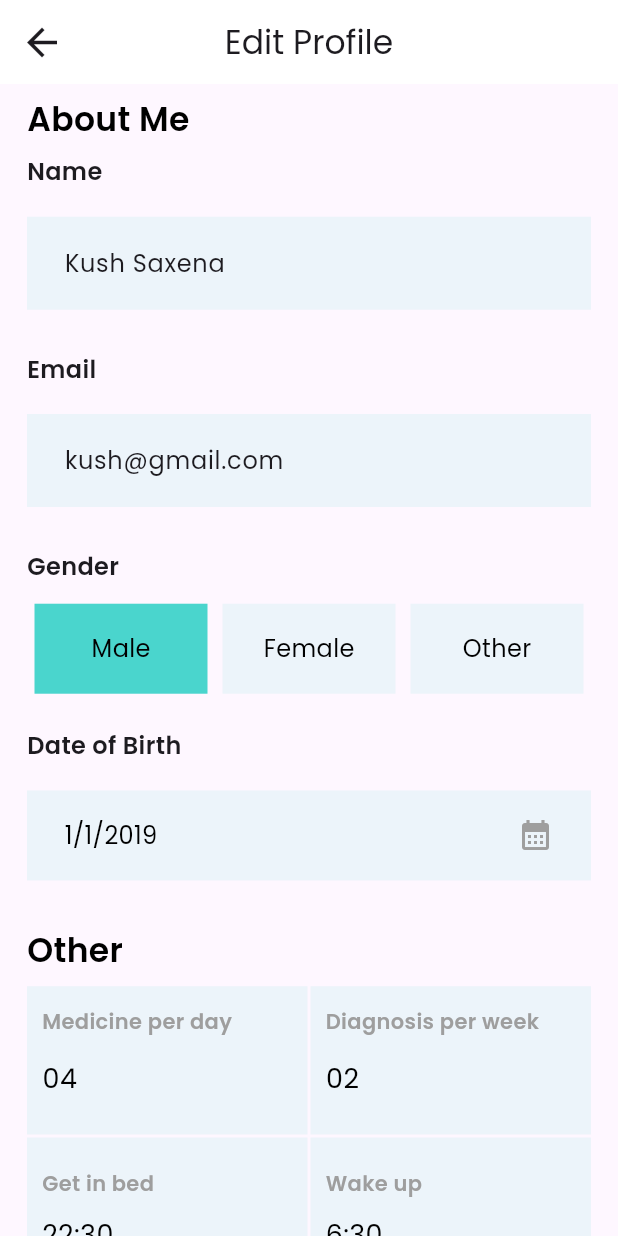
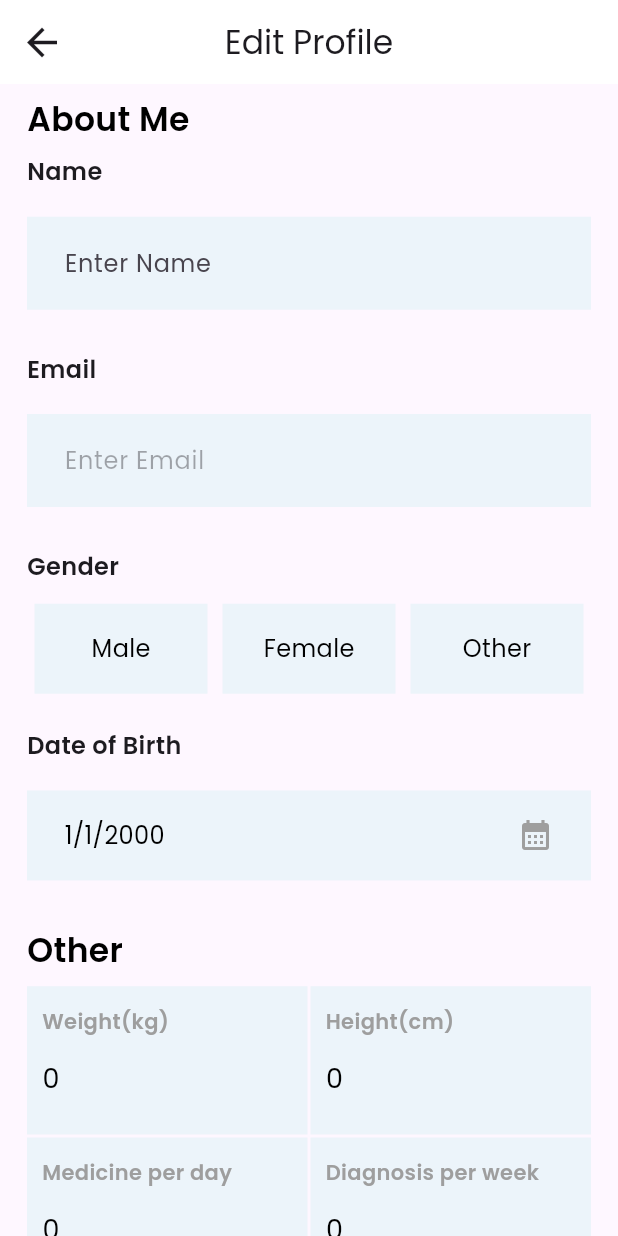
Before and after one commit to Kushagr789/DermAid, a Flutter app: the EditProfile screen opened directly, on a phone screen of 412 x 824 dp. Run offline on Flutter 3.47's test engine with Material 3 defaults, Android fonts, the phone set to English and light mode, and no system bars; our stand-ins replace camera, carousel_slider, cloud_firestore, dots_indicator, easy_date_timeline, firebase_auth and 8 more; missing offline and left inert: dart:ffi; accounts and stored records are empty; network calls fail.

Commit message:
Firebase Database connected with create, read and update featurs

```diff
--- a/lib/Data/Const.dart
+++ b/lib/Data/Const.dart
@@ -93,28 +93,30 @@ final List<Map<String,dynamic>> feature=[
 }
 
 class UserProfileData{
-  List<String> aboutOpt=[
+  static String name="";
+  static String email="";
+  static List<String> aboutOpt=[
     "Gender",
     "Date Of Birth",
     "Height(cm)",
     "Weight(kg)"
   ];
-  List<String> aboutVal=[
-    "Male",
-    "21/09/2022",
-    "180",
-    "62"
-  ];
-  List<String> otherOpt=[
+  static Map<int,dynamic> aboutVal= {
+    0:"none",
+    1:"01/01/2000",
+    2:0,
+    3:0
+  };
+  static List<String> otherOpt=[
     "Medicine per day",
     "Diagnosis per week",
     "Get in bed",
     "Wake Up"
   ];
-  List<String> otherVal=[
-    "4",
-    "2",
-    "10:00 pm",
-    "06:00 am"
-  ];
+  static Map<int,dynamic> otherVal={
+    0:0,
+    1:0,
+    2:"10:00 pm",
+    3:"06:00 am"
+  };
 }
--- a/lib/Screens/Dashboard.dart
+++ b/lib/Screens/Dashboard.dart
@@ -131,7 +131,7 @@ class _DashboardState extends State<Dashboard> {
               decoration: BoxDecoration(
                   color: Color.fromRGBO(19, 35, 70, 1)
               ),
-              height: size.height*2,
+              height: size.height*1.1,
               width: double.infinity,
               child: Container(
                 width: double.infinity,
@@ -169,7 +169,7 @@ class _DashboardState extends State<Dashboard> {
                     ),
                     Container(
                       width: double.infinity,
-                      height: size.height,
+                      height: size.height*0.6,
                       padding: EdgeInsets.symmetric(horizontal: 10),
                       child: GridView.builder(
                         physics: NeverScrollableScrollPhysics(),
--- a/lib/Screens/EditProfile.dart
+++ b/lib/Screens/EditProfile.dart
@@ -1,4 +1,9 @@
+import 'package:derm_aid/Data/Const.dart';
+import 'package:derm_aid/Screens/UserProfile.dart';
+import 'package:derm_aid/Services/Database.dart';
 import 'package:flutter/material.dart';
+
+import 'Dashboard.dart';
 
 class EditProfile extends StatefulWidget {
   const EditProfile({super.key});
@@ -12,6 +17,8 @@ class _EditProfileState extends State<EditProfile> {
   final TextEditingController _emailController = TextEditingController();
   final TextEditingController _mpdController = TextEditingController();
   final TextEditingController _dpwController = TextEditingController();
+  final TextEditingController _heightController = TextEditingController();
+  final TextEditingController _weightController = TextEditingController();
 
   DateTime birthDate=DateTime.utc(2019,01,01);
   TimeOfDay gib=TimeOfDay(hour: 22, minute: 30);
@@ -20,49 +27,32 @@ class _EditProfileState extends State<EditProfile> {
   final _formKey=GlobalKey<FormState>();
   var selectGen=0;
 
-  Future<void> _selectDate(BuildContext context) async {
-    final DateTime? picked = await showDatePicker(
-        context: context,
-        initialDate: birthDate,
-        firstDate: DateTime(1950),
-        lastDate: DateTime(2020));
-    if (picked != null && picked != birthDate) {
-      setState(() {
-        birthDate = picked;
-      });
-    }
-  }
 
-  Future<void> _selectTimeG(BuildContext context) async {
-    final TimeOfDay? picked_s = await showTimePicker(
-        context: context,
-        initialTime: gib,
-    );
-    if(picked_s!=null&&picked_s!=gib){
-      setState(() {
-        gib=picked_s;
-      });
-    }
-  }
-  Future<void> _selectTimeW(BuildContext context) async {
-    final TimeOfDay? picked_s = await showTimePicker(
-      context: context,
-      initialTime: wu,
-    );
-    if(picked_s!=null&&picked_s!=wu){
-      setState(() {
-        wu=picked_s;
-      });
-    }
-  }
 @override
   void initState() {
     // TODO: implement initState
     super.initState();
-    _nameController.text="Kush Saxena";
-    _emailController.text="kush@gmail.com";
-    _dpwController.text="02";
-    _mpdController.text="04";
+    String dob=UserProfileData.aboutVal[1];
+    List<String> date = dob.split('/');
+    int day = int.parse(date[0]);
+    int month = int.parse(date[1]);
+    int year = int.parse(date[2]);
+    birthDate = DateTime(year, month, day);
+
+    _nameController.text=UserProfileData.name;
+    _emailController.text=UserProfileData.email;
+    _dpwController.text=UserProfileData.otherVal[1].toString();
+    _mpdController.text=UserProfileData.otherVal[0].toString();
+    _heightController.text=UserProfileData.aboutVal[2].toString();
+    _weightController.text=UserProfileData.aboutVal[3].toString();
+    if(UserProfileData.aboutVal[0]=="Male")
+      selectGen=0;
+    else if(UserProfileData.aboutVal[0]=="Female")
+      selectGen=1;
+    else if(UserProfileData.aboutVal[0]=="Other")
+      selectGen=2;
+    else
+      selectGen=3;
   }
 
   @override
@@ -125,6 +115,7 @@ class _EditProfileState extends State<EditProfile> {
                   margin: EdgeInsets.symmetric(vertical: 10,),
                   padding: EdgeInsets.symmetric(vertical: 7,horizontal: 25),
                   child: TextFormField(
+                    enabled: false,
                     controller: _emailController,
                     keyboardType: TextInputType.emailAddress,
                     decoration: const InputDecoration(
@@ -178,8 +169,21 @@ class _EditProfileState extends State<EditProfile> {
                 OtherEdit(size),
                 SizedBox(height: 5,),
                 InkWell(
-                  onTap: (){
-                    Navigator.pop(context);
+                  onTap: () async{
+                    print("A");
+                    await Database().update(
+                      _nameController.text.trim(),
+                      _emailController.text.trim(),
+                      (selectGen==0)?"Male":(selectGen==1)?"Female":(selectGen==2)?"Other":"none",
+                      "${birthDate.day}/${birthDate.month}/${birthDate.year}",
+                      int.parse(_heightController.text.trim()),
+                      int.parse(_weightController.text.trim()),
+                      int.parse(_mpdController.text.trim()),
+                      int.parse(_dpwController.text.trim())
+                    );
+                    print("B");
+                    await Database().read(_emailController.text.trim());
+                    Navigator.pushReplacement(context, MaterialPageRoute(builder: (context)=>Dashboard()));
                   },
                   child: Container(
                     width: double.infinity,
@@ -208,6 +212,40 @@ class _EditProfileState extends State<EditProfile> {
     );
   }
 
+  Future<void> _selectDate(BuildContext context) async {
+    final DateTime? picked = await showDatePicker(
+        context: context,
+        initialDate: birthDate,
+        firstDate: DateTime(1950),
+        lastDate: DateTime(2020));
+    if (picked != null && picked != birthDate) {
+      setState(() {
+        birthDate = picked;
+      });
+    }
+  }
+  Future<void> _selectTimeG(BuildContext context) async {
+    final TimeOfDay? picked_s = await showTimePicker(
+      context: context,
+      initialTime: gib,
+    );
+    if(picked_s!=null&&picked_s!=gib){
+      setState(() {
+        gib=picked_s;
+      });
+    }
+  }
+  Future<void> _selectTimeW(BuildContext context) async {
+    final TimeOfDay? picked_s = await showTimePicker(
+      context: context,
+      initialTime: wu,
+    );
+    if(picked_s!=null&&picked_s!=wu){
+      setState(() {
+        wu=picked_s;
+      });
+    }
+  }
   GenderSelect() {
     return Row(
       children: [
@@ -284,6 +322,56 @@ class _EditProfileState extends State<EditProfile> {
             mainAxisExtent: size.height*0.12
         ),
         children: [
+          Container(
+            padding: EdgeInsets.symmetric(horizontal: 10,vertical: 10),
+            height: size.height*0.12,
+            decoration: BoxDecoration(
+                color: Color.fromRGBO(74, 213, 205, 0.1)
+            ),
+            child: Column(
+              mainAxisAlignment: MainAxisAlignment.spaceEvenly,
+              crossAxisAlignment: CrossAxisAlignment.start,
+              children: [
+                Text("Weight(kg)",
+                  style: TextStyle(color: Colors.grey,fontSize: 14,fontWeight: FontWeight.w600),
+                ),
+                TextField(
+                  controller: _weightController,
+                  style: TextStyle(color: Colors.black,fontSize: 18,),
+                  keyboardType: TextInputType.number,
+                  decoration: const InputDecoration(
+                      border: InputBorder.none,
+                      hintText: "00"
+                  ),
+                )
+              ],
+            ),
+          ),
+          Container(
+            padding: EdgeInsets.symmetric(horizontal: 10,vertical: 10),
+            height: size.height*0.12,
+            decoration: BoxDecoration(
+                color: Color.fromRGBO(74, 213, 205, 0.1)
+            ),
+            child: Column(
+              mainAxisAlignment: MainAxisAlignment.spaceEvenly,
+              crossAxisAlignment: CrossAxisAlignment.start,
+              children: [
+                Text("Height(cm)",
+                  style: TextStyle(color: Colors.grey,fontSize: 14,fontWeight: FontWeight.w600),
+                ),
+                TextField(
+                  controller: _heightController,
+                  style: TextStyle(color: Colors.black,fontSize: 18,),
+                  keyboardType: TextInputType.number,
+                  decoration: const InputDecoration(
+                      border: InputBorder.none,
+                      hintText: "00"
+                  ),
+                )
+              ],
+            ),
+          ),
           Container(
             padding: EdgeInsets.symmetric(horizontal: 10,vertical: 10),
             height: size.height*0.12,
@@ -382,4 +470,12 @@ class _EditProfileState extends State<EditProfile> {
       ),
     );
   }
+
+  void edit() {
+    UserProfileData.name=_nameController.text.trim();
+    UserProfileData.email=_emailController.text.trim();
+    UserProfileData.aboutVal[0]=(selectGen==0)?"Male":(selectGen==1)?"Female":(selectGen==2)?"Other":"none";
+    UserProfileData.aboutVal[1]=birthDate.day.toString()+"/"+birthDate.month.toString()+"/"+birthDate.year.toString();
+
+  }
 }
--- a/lib/Screens/LogIn.dart
+++ b/lib/Screens/LogIn.dart
@@ -1,5 +1,6 @@
 import 'package:derm_aid/Screens/Dashboard.dart';
 import 'package:derm_aid/Screens/Register.dart';
+import 'package:derm_aid/Services/Database.dart';
 import 'package:derm_aid/Services/auth.dart';
 import 'package:derm_aid/Services/shared_preference.dart';
 import 'package:firebase_auth/firebase_auth.dart';
@@ -134,6 +135,7 @@ class _LogInState extends State<LogIn> {
                                   final message=await AuthServices().login(email: emailCont.text, password: passCont.text);
                                   if (message!.contains('Success')) {
                                     Login_shared_preference().loginUser(userId: await FirebaseAuth.instance.currentUser?.uid.toString());
+                                    await Database().read(emailCont.text.trim());
                                     Navigator.of(context).pushReplacement(
                                       MaterialPageRoute(
                                         builder: (context) => const Dashboard(),
--- a/lib/Screens/Register.dart
+++ b/lib/Screens/Register.dart
@@ -1,5 +1,6 @@
 import 'package:derm_aid/Screens/Dashboard.dart';
 import 'package:derm_aid/Screens/LogIn.dart';
+import 'package:derm_aid/Services/Database.dart';
 import 'package:derm_aid/Services/auth.dart';
 import 'package:flutter/material.dart';
 
@@ -158,10 +159,10 @@ class _RegisterState extends State<Register> {
                               final message=await AuthServices().registration(email: emailCont.text, password: passCont.text);
                               if (message!.contains('Success')) {
                                 print("success");
+                                await Database().create(emailCont.text, nameCont.text);
                                 Navigator.of(context).pushReplacement(
                                     MaterialPageRoute(builder: (context) => const LogIn()));
                               }
-                              print("unsuccesful");
                               ScaffoldMessenger.of(context).showSnackBar(
                                 SnackBar(content: Text(message)),
                               );
--- a/lib/Screens/UserProfile.dart
+++ b/lib/Screens/UserProfile.dart
@@ -1,5 +1,6 @@
 import 'package:derm_aid/Data/Const.dart';
 import 'package:derm_aid/Screens/EditProfile.dart';
+import 'package:derm_aid/Services/Database.dart';
 import 'package:derm_aid/Widgets/UserProfile_Widget.dart';
 import 'package:flutter/material.dart';
 
@@ -11,6 +12,13 @@ class UserProfile extends StatefulWidget {
 }
 
 class _UserProfileState extends State<UserProfile> {
+  @override
+  void initState() {
+    // TODO: implement initState
+    super.initState();
+
+
+  }
   @override
   Widget build(BuildContext context) {
     final size=MediaQuery.of(context).size;
@@ -68,20 +76,22 @@ class _UserProfileState extends State<UserProfile> {
                     backgroundImage: AssetImage('assets/images/download (7).jpg',),
                     radius: 50,
                   ),
-                  Text('Kush Saxena',style: TextStyle(fontSize: 20,fontWeight: FontWeight.w600),),
-                  Text('kush@gmail.com',style: TextStyle(fontSize: 16,fontWeight: FontWeight.w500,color: Colors.blueGrey))
+                  Text(UserProfileData.name,style: TextStyle(fontSize: 20,fontWeight: FontWeight.w600),),
+                  Text(UserProfileData.email,style: TextStyle(fontSize: 16,fontWeight: FontWeight.w500,color: Colors.blueGrey))
                 ],
               )
             ),
             Text("About Me",style: TextStyle(color: Colors.black,fontWeight: FontWeight.w600,fontSize: 22),),
-            UserProfileWidget(opt: UserProfileData().aboutOpt, val: UserProfileData().aboutVal),
+            UserProfileWidget(opt: UserProfileData.aboutOpt, val: UserProfileData.aboutVal),
             SizedBox(height: 10,),
             Text("Other",style: TextStyle(color: Colors.black,fontWeight: FontWeight.w600,fontSize: 22),),
-            UserProfileWidget(opt: UserProfileData().otherOpt, val: UserProfileData().otherVal)
+            UserProfileWidget(opt: UserProfileData.otherOpt, val: UserProfileData.otherVal)
 
           ],
         ),
       ),
     );
   }
+
+
 }
--- /dev/null
+++ b/lib/Services/Database.dart
@@ -0,0 +1,58 @@
+import 'package:cloud_firestore/cloud_firestore.dart';
+import 'package:derm_aid/Data/Const.dart';
+import 'package:firebase_auth/firebase_auth.dart';
+
+class Database{
+  Future create(String email,String name)async{
+
+    final doc=FirebaseFirestore.instance.collection('Patient').doc(email);
+    return await doc.set({
+      'name': name,
+      'email':email,
+      'dob':"01/01/2000",
+      'dpw': 0,
+      'gender': "none",
+      'height': 0,
+      'weight': 0,
+      'mpd': 0,
+    });
+  }
+
+  Future read(String email) async{
+    final doc=FirebaseFirestore.instance.collection('Patient').doc(email);
+    final snapshot=await doc.get();
+    if(snapshot.exists){
+      UserProfileData.name=snapshot['name'];
+      UserProfileData.email=snapshot['email'];
+      UserProfileData.aboutVal.addAll({
+        0:snapshot['gender'],
+        1:snapshot['dob'],
+        2:snapshot['height'],
+        3:snapshot['weight'],
+      });
+      UserProfileData.otherVal.addAll({
+        0:snapshot['mpd'],
+        1:snapshot['dpw'],
+        2:"10:00 pm",
+        3:"06:00 am"
+      });
+      print(snapshot);
+    }
+  }
+  Future update(String name, String email,String gender, String dob, int height, int weight, int mpd, int dpw,) async{
+    print("x");
+    FirebaseFirestore.instance.collection('Patient').doc(email).set({
+      'name':name,
+      'email':email,
+      'gender':gender,
+      'dob':dob,
+      'height':height,
+      'weight':weight,
+      'mpd':mpd,
+      'dpw':dpw,
+    });
+    print("done");
+  }
+
+
+}
--- a/lib/Services/Database/Constant.dart
+++ /dev/null
@@ -1,4 +0,0 @@
-
-
-const MONGO_URL="mongodb+srv://saxenakush789:Kush2102@dermaid.uzrriio.mongodb.net/?retryWrites=true&w=majority";
-const COLLECTION_NAME="Patients";
--- a/lib/Services/auth.dart
+++ b/lib/Services/auth.dart
@@ -1,3 +1,4 @@
+import 'package:derm_aid/Data/Const.dart';
 import 'package:firebase_auth/firebase_auth.dart';
 
 class AuthServices{
--- a/lib/Widgets/Drawer.dart
+++ b/lib/Widgets/Drawer.dart
@@ -1,3 +1,4 @@
+import 'package:derm_aid/Data/Const.dart';
 import 'package:derm_aid/Screens/UserProfile.dart';
 import 'package:flutter/material.dart';
 
@@ -27,6 +28,7 @@ class _DrawerWidgetState extends State<DrawerWidget> {
             child: InkWell(
               onTap: (){
                 Navigator.push(context, MaterialPageRoute(builder: (context)=>UserProfile()));
+
               },
               child: Container(
                 width: double.infinity,
@@ -40,8 +42,8 @@ class _DrawerWidgetState extends State<DrawerWidget> {
                       backgroundColor: Colors.white,
                       backgroundImage: AssetImage('assets/images/download (7).jpg',),
                     ),
-                    Text('Kush Saxena',style: TextStyle(color: Colors.white,fontSize: 24,fontWeight: FontWeight.w600),),
-                    Text('kush@gmail.com',style: TextStyle(color: Colors.white,fontSize: 16,fontWeight: FontWeight.w500,))
+                    Text(UserProfileData.name,style: TextStyle(color: Colors.white,fontSize: 24,fontWeight: FontWeight.w600),),
+                    Text(UserProfileData.email,style: TextStyle(color: Colors.white,fontSize: 16,fontWeight: FontWeight.w500,))
                   ],
                 ),
               ),
--- a/pubspec.yaml
+++ b/pubspec.yaml
@@ -36,9 +36,8 @@ dependencies:
   # Use with the CupertinoIcons class for iOS style icons.
   cupertino_icons: ^1.0.2
   shared_preferences: ^2.2.2
-  intl: ^0.18.1
   table_calendar: ^3.0.9
-  google_fonts: ^6.1.0
+  google_fonts: ^6.2.0
   flutter_rating_bar: ^4.0.1
   font_awesome_flutter: ^10.6.0
   carousel_slider: ^4.2.1
@@ -50,7 +49,8 @@ dependencies:
   firebase_core: ^2.25.4
   firebase_auth: ^4.17.4
   mongo_dart: ^0.10.0
-  activout_firebase_options_selector:
+  cloud_firestore: ^4.15.6
+  intl: ^0.19.0
 dev_dependencies:
   flutter_test:
     sdk: flutter
```
Also changed, not shown: lib/Services/Database/MongoDb.dart (deleted, +0 -16 lines), lib/Widgets/UserProfile_Widget.dart (+4 -3 lines), lib/main.dart (+4 -3 lines), pubspec.lock, 4 other files.
